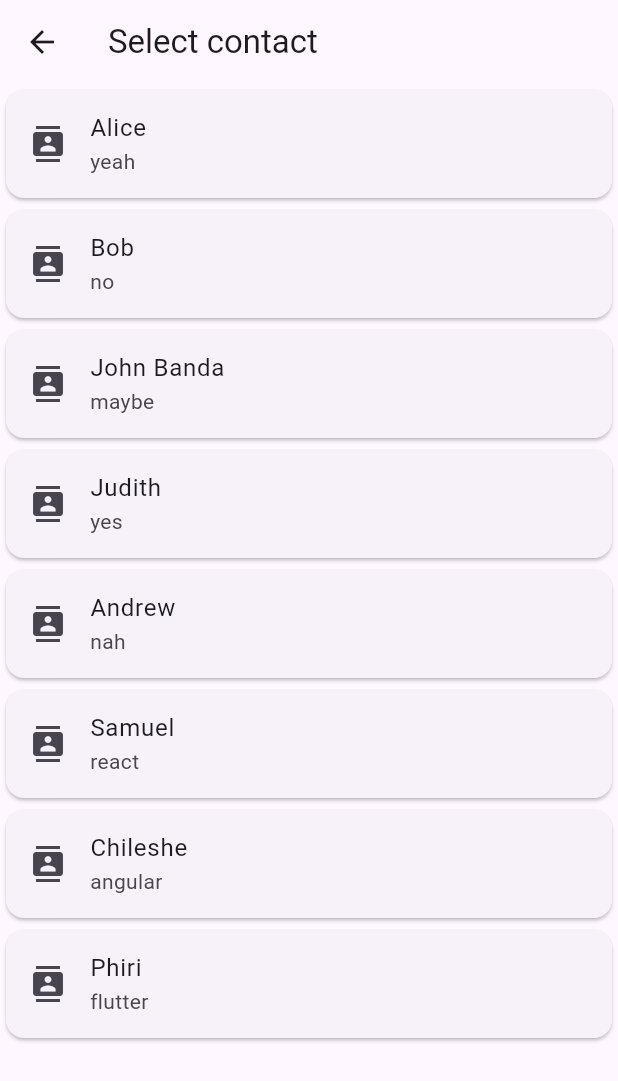
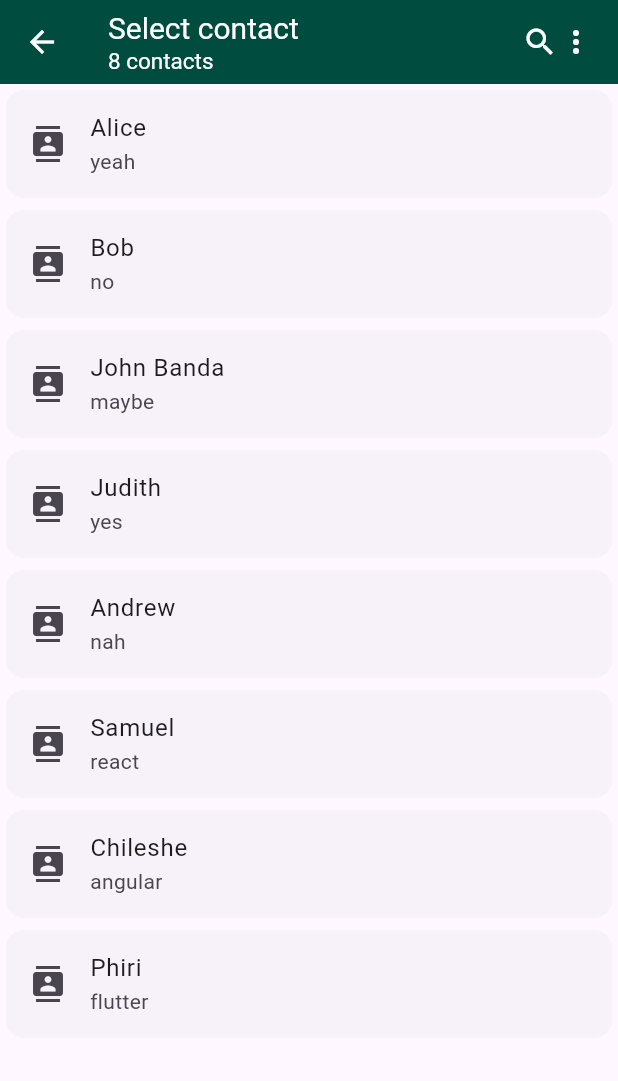
Before and after one commit to CSingogo/flutter-whatapp-clone, a Flutter app: the screen it shows after launch, after a tap on the "add box" icon, on a phone screen of 412 x 824 dp. Shown: the top 1081 px of the screen. Run offline on Flutter 3.47's test engine with Material 3 defaults, Android fonts, the phone set to English and light mode, and no system bars.

Commit message:
appBar for contacts page completed

```diff
--- a/flutter_whatapp_clone/lib/main.dart
+++ b/flutter_whatapp_clone/lib/main.dart
@@ -13,7 +13,7 @@ class MainApp extends StatelessWidget {
   @override
   Widget build(BuildContext context) {
     return MaterialApp(
-      debugShowCheckedModeBanner: true,
+      debugShowCheckedModeBanner: false,
       home: Content(),
       initialRoute: '/',
       routes: {
--- a/flutter_whatapp_clone/lib/pages/contacts.dart
+++ b/flutter_whatapp_clone/lib/pages/contacts.dart
@@ -1,10 +1,8 @@
 import 'package:flutter/material.dart';
 import 'package:flutter_whatapp_clone/pages/message.dart';
 import '../people.dart';
-/**
- * This is the file that handles contact information rendered
- * from the people list
- */
+/// This is the file that handles contact information rendered
+/// from the people list
 class Contacts extends StatefulWidget {
   const Contacts({super.key});
 
@@ -29,13 +27,47 @@ class _ContactsState extends State<Contacts> {
   Widget build(BuildContext context) {
     return Scaffold(
       appBar: AppBar(
-            title: Text('Select contact'),
+        backgroundColor: Colors.teal[900],
+        iconTheme: IconThemeData(
+            color: Colors.white,
+          ),
+        title:  Row(
+                      children: [
+                        Container(child: Column
+
+                        (
+                          crossAxisAlignment: CrossAxisAlignment.start,
+                          children: [
+                              Text(
+                                'Select contact',
+                                 style: TextStyle(color: Colors.white,
+                                 fontSize: 20),
+                                ),
+                                Text(
+                                  '${people.length} contacts',
+                                  style: TextStyle(color: Colors.white,
+                                 fontSize: 15),
+                                )
+                        ],)
+                        ,),
+                        Spacer(),
+                        Container(child: Row(
+                          crossAxisAlignment: CrossAxisAlignment.end,
+                          children: <Widget>[
+                            Icon(Icons.search),
+                            Icon(Icons.more_vert)
+                          ],
+                        )
+                        )
+                      ],
+           )
 
       ),
       body: ListView.builder(
         itemCount: people.length,
         itemBuilder: (context, index){
           return Card(
+            elevation: 0,
             child: ListTile(
               onTap: (){
                 Navigator.push(
```
